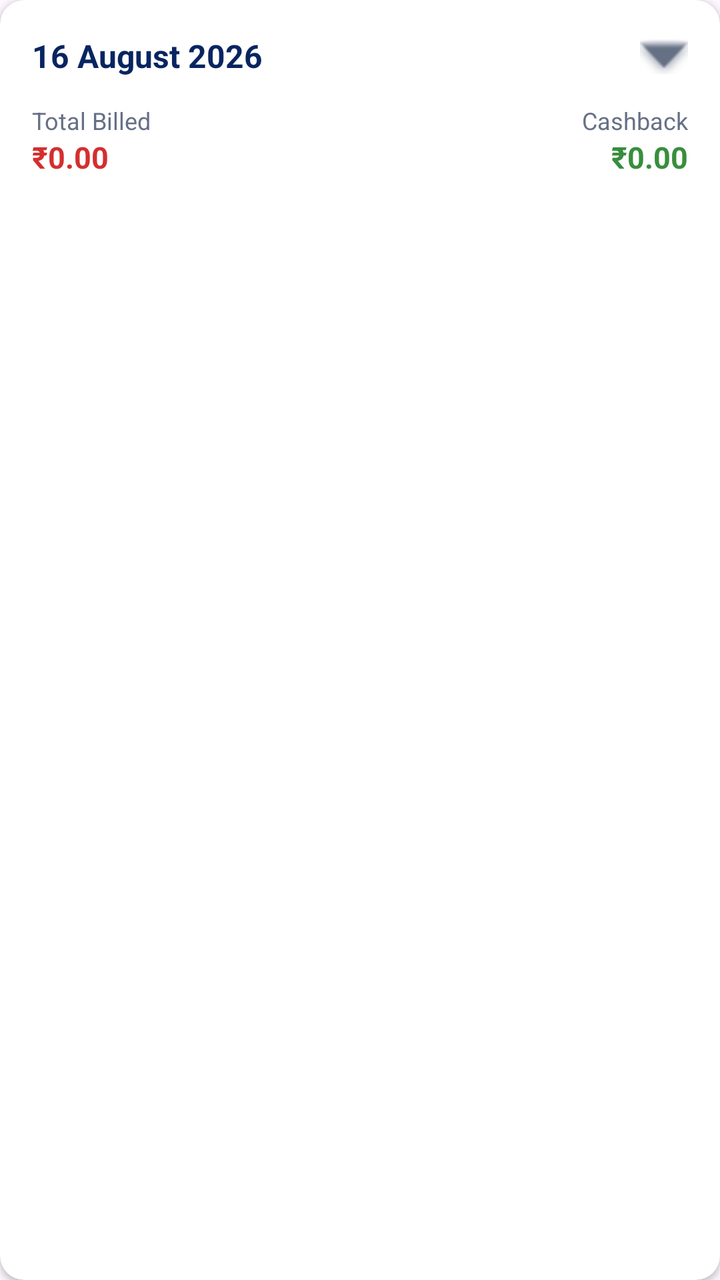
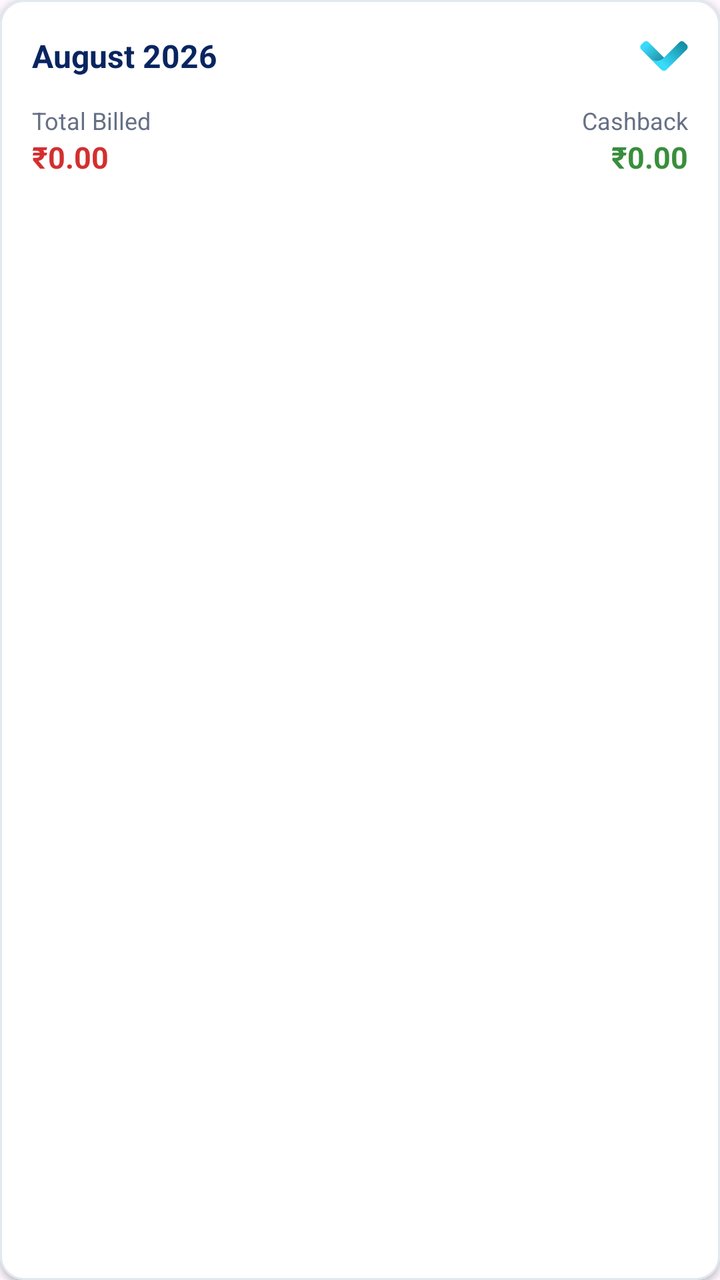

Compare the two renders of this Android layout. The source of the first and the diff that turns it into the second are given below.
<!-- AndroidManifest.xml: application theme Theme.FinTrack -->
<!-- res/layout/item_month_header.xml -->
<?xml version="1.0" encoding="utf-8"?>
<com.google.android.material.card.MaterialCardView xmlns:android="http://schemas.android.com/apk/res/android"
    xmlns:app="http://schemas.android.com/apk/res-auto"
    android:layout_width="match_parent"
    android:layout_height="wrap_content"
    xmlns:tools="http://schemas.android.com/tools"
    android:layout_marginHorizontal="16dp"
    android:layout_marginTop="16dp"
    android:layout_marginBottom="4dp"
    app:cardBackgroundColor="#FFFFFF"
    app:cardCornerRadius="12dp"
    app:cardElevation="2dp"
    app:strokeWidth="0dp">

    <LinearLayout
        android:id="@+id/layoutHeaderClickable"
        android:layout_width="match_parent"
        android:layout_height="wrap_content"
        android:orientation="vertical"
        android:padding="16dp"
        android:background="?attr/selectableItemBackground"
        android:clickable="true"
        android:focusable="true"
        tools:ignore="HardcodedText, ContentDescription">

        
        <RelativeLayout
            android:layout_width="match_parent"
            android:layout_height="wrap_content">

            <TextView
                android:id="@+id/tvMonthHeader"
                android:layout_width="wrap_content"
                android:layout_height="wrap_content"
                android:text="16 August 2026"
                android:textColor="#082561"
                android:textSize="16sp"
                android:textStyle="bold"
                android:layout_centerVertical="true" />

            <ImageView
                android:id="@+id/ivExpandToggle"
                android:layout_width="24dp"
                android:layout_height="24dp"
                android:layout_alignParentEnd="true"
                android:layout_centerVertical="true"
                android:src="@android:drawable/arrow_down_float"
                app:tint="#667085" />
        </RelativeLayout>

        
        <LinearLayout
            android:layout_width="match_parent"
            android:layout_height="wrap_content"
            android:orientation="horizontal"
            android:layout_marginTop="12dp"
            android:baselineAligned="false"
            android:weightSum="2">

            <LinearLayout
                android:layout_width="0dp"
                android:layout_height="wrap_content"
                android:layout_weight="1"
                android:orientation="vertical">

                <TextView
                    android:layout_width="wrap_content"
                    android:layout_height="wrap_content"
                    android:text="Total Billed"
                    android:textColor="#667085"
                    android:textSize="12sp" />

                <TextView
                    android:id="@+id/tvTotalBillAmount"
                    android:layout_width="wrap_content"
                    android:layout_height="wrap_content"
                    android:text="₹0.00"
                    android:textColor="#D32F2F"
                    android:textSize="15sp"
                    android:textStyle="bold" />
            </LinearLayout>

            <LinearLayout
                android:layout_width="0dp"
                android:layout_height="wrap_content"
                android:layout_weight="1"
                android:orientation="vertical"
                android:gravity="end">

                <TextView
                    android:layout_width="wrap_content"
                    android:layout_height="wrap_content"
                    android:text="Cashback"
                    android:textColor="#667085"
                    android:textSize="12sp" />

                <TextView
                    android:id="@+id/tvCashbackAmount"
                    android:layout_width="wrap_content"
                    android:layout_height="wrap_content"
                    android:text="₹0.00"
                    android:textColor="#388E3C"
                    android:textSize="15sp"
                    android:textStyle="bold" />
            </LinearLayout>

        </LinearLayout>
    </LinearLayout>
</com.google.android.material.card.MaterialCardView>
<!-- resources referenced by this layout -->
<resources>
  <style name="Theme.FinTrack" parent="Base.Theme.FinTrack" />
  <style name="Base.Theme.FinTrack" parent="Theme.Material3.Light.NoActionBar">
          
          <item name="colorPrimary">#082561</item>
          <item name="colorSecondary">#1ABCAB</item>
  
          
          <item name="android:windowLightStatusBar">true</item>
          <item name="android:statusBarColor">#FFFFFF</item>
      </style>
</resources>

<!-- the commit's change to res/layout/item_month_header.xml (unified diff, before → after) -->
@@ -1,109 +1,137 @@
 <?xml version="1.0" encoding="utf-8"?>
 <com.google.android.material.card.MaterialCardView xmlns:android="http://schemas.android.com/apk/res/android"
     xmlns:app="http://schemas.android.com/apk/res-auto"
+    xmlns:tools="http://schemas.android.com/tools"
     android:layout_width="match_parent"
     android:layout_height="wrap_content"
-    xmlns:tools="http://schemas.android.com/tools"
-    android:layout_marginHorizontal="16dp"
-    android:layout_marginTop="16dp"
+    android:layout_marginHorizontal="12dp"
+    android:layout_marginTop="12dp"
     android:layout_marginBottom="4dp"
     app:cardBackgroundColor="#FFFFFF"
     app:cardCornerRadius="12dp"
     app:cardElevation="2dp"
-    app:strokeWidth="0dp">
+    app:strokeWidth="1dp"
+    app:strokeColor="#E2E8F0"
+    tools:ignore="HardcodedText, ContentDescription">
 
     <LinearLayout
-        android:id="@+id/layoutHeaderClickable"
         android:layout_width="match_parent"
         android:layout_height="wrap_content"
-        android:orientation="vertical"
-        android:padding="16dp"
-        android:background="?attr/selectableItemBackground"
-        android:clickable="true"
-        android:focusable="true"
-        tools:ignore="HardcodedText, ContentDescription">
-
-        
-        <RelativeLayout
-            android:layout_width="match_parent"
-            android:layout_height="wrap_content">
-
-            <TextView
-                android:id="@+id/tvMonthHeader"
-                android:layout_width="wrap_content"
-                android:layout_height="wrap_content"
-                android:text="16 August 2026"
-                android:textColor="#082561"
-                android:textSize="16sp"
-                android:textStyle="bold"
-                android:layout_centerVertical="true" />
-
-            <ImageView
-                android:id="@+id/ivExpandToggle"
-                android:layout_width="24dp"
-                android:layout_height="24dp"
-                android:layout_alignParentEnd="true"
-                android:layout_centerVertical="true"
-                android:src="@android:drawable/arrow_down_float"
-                app:tint="#667085" />
-        </RelativeLayout>
+        android:orientation="vertical">
 
         
         <LinearLayout
+            android:id="@+id/layoutHeaderClickable"
             android:layout_width="match_parent"
             android:layout_height="wrap_content"
-            android:orientation="horizontal"
-            android:layout_marginTop="12dp"
-            android:baselineAligned="false"
-            android:weightSum="2">
+            android:orientation="vertical"
+            android:padding="16dp"
+            android:background="?attr/selectableItemBackground"
+            android:clickable="true"
+            android:focusable="true">
+
+            <RelativeLayout
+                android:layout_width="match_parent"
+                android:layout_height="wrap_content">
+
+                <TextView
+                    android:id="@+id/tvMonthHeader"
+                    android:layout_width="wrap_content"
+                    android:layout_height="wrap_content"
+                    android:text="August 2026"
+                    android:textColor="#082561"
+                    android:textSize="16sp"
+                    android:textStyle="bold"
+                    android:layout_centerVertical="true" />
+
+                <ImageView
+                    android:id="@+id/ivExpandToggle"
+                    android:layout_width="24dp"
+                    android:layout_height="24dp"
+                    android:layout_alignParentEnd="true"
+                    android:layout_centerVertical="true"
+                    android:src="@drawable/down_arrow"/>
+            </RelativeLayout>
 
             <LinearLayout
-                android:layout_width="0dp"
+                android:layout_width="match_parent"
                 android:layout_height="wrap_content"
-                android:layout_weight="1"
-                android:orientation="vertical">
+                android:orientation="horizontal"
+                android:layout_marginTop="12dp"
+                android:baselineAligned="false"
+                android:weightSum="2">
 
-                <TextView
-                    android:layout_width="wrap_content"
+                <LinearLayout
+                    android:layout_width="0dp"
                     android:layout_height="wrap_content"
-                    android:text="Total Billed"
-                    android:textColor="#667085"
-                    android:textSize="12sp" />
+                    android:layout_weight="1"
+                    android:orientation="vertical">
+                    <TextView
+                        android:layout_width="wrap_content"
+                        android:layout_height="wrap_content"
+                        android:text="Total Billed"
+                        android:textColor="#667085"
+                        android:textSize="12sp" />
+                    <TextView
+                        android:id="@+id/tvTotalBillAmount"
+                        android:layout_width="wrap_content"
+                        android:layout_height="wrap_content"
+                        android:text="₹0.00"
+                        android:textColor="#D32F2F"
+                        android:textSize="15sp"
+                        android:textStyle="bold" />
+                </LinearLayout>
 
-                <TextView
-                    android:id="@+id/tvTotalBillAmount"
-                    android:layout_width="wrap_content"
+                <LinearLayout
+                    android:layout_width="0dp"
                     android:layout_height="wrap_content"
-                    android:text="₹0.00"
-                    android:textColor="#D32F2F"
-                    android:textSize="15sp"
-                    android:textStyle="bold" />
+                    android:layout_weight="1"
+                    android:orientation="vertical"
+                    android:gravity="end">
+                    <TextView
+                        android:layout_width="wrap_content"
+                        android:layout_height="wrap_content"
+                        android:text="Cashback"
+                        android:textColor="#667085"
+                        android:textSize="12sp" />
+                    <TextView
+                        android:id="@+id/tvCashbackAmount"
+                        android:layout_width="wrap_content"
+                        android:layout_height="wrap_content"
+                        android:text="₹0.00"
+                        android:textColor="#388E3C"
+                        android:textSize="15sp"
+                        android:textStyle="bold" />
+                </LinearLayout>
             </LinearLayout>
+        </LinearLayout>
 
+        
+        <View
+            android:id="@+id/viewDivider"
+            android:layout_width="match_parent"
+            android:layout_height="1dp"
+            android:background="#E2E8F0"
+            android:visibility="gone" />
+
+        
+        <com.cluster.fintrack.MaxHeightScrollView
+            android:id="@+id/scrollTransactionsContainer"
+            android:layout_width="match_parent"
+            android:layout_height="wrap_content"
+            android:visibility="gone">
+
+            
             <LinearLayout
-                android:layout_width="0dp"
+                android:id="@+id/layoutTransactionsContainer"
+                android:layout_width="match_parent"
                 android:layout_height="wrap_content"
-                android:layout_weight="1"
                 android:orientation="vertical"
-                android:gravity="end">
+                android:background="#F8FAFC"
+                android:paddingTop="8dp"
+                android:paddingBottom="12dp" />
 
-                <TextView
-                    android:layout_width="wrap_content"
-                    android:layout_height="wrap_content"
-                    android:text="Cashback"
-                    android:textColor="#667085"
-                    android:textSize="12sp" />
+        </com.cluster.fintrack.MaxHeightScrollView>
 
-                <TextView
-                    android:id="@+id/tvCashbackAmount"
-                    android:layout_width="wrap_content"
-                    android:layout_height="wrap_content"
-                    android:text="₹0.00"
-                    android:textColor="#388E3C"
-                    android:textSize="15sp"
-                    android:textStyle="bold" />
-            </LinearLayout>
-
-        </LinearLayout>
     </LinearLayout>
 </com.google.android.material.card.MaterialCardView>
<!-- resource entries referenced after the edit -->
@@ -1,5 +1,51 @@
 <!-- resources referenced by this layout -->
 <resources>
+  <!-- drawable down_arrow (drawable) -->
+  <vector xmlns:android="http://schemas.android.com/apk/res/android"
+      xmlns:aapt="http://schemas.android.com/aapt"
+      android:width="24dp"
+      android:height="24dp"
+      android:viewportWidth="256"
+      android:viewportHeight="256">
+    <path
+        android:pathData="M109,195.82L6.96,93.78c-7.4,-7.4 -7.4,-19.41 0,-26.82l12.28,-12.28c7.4,-7.4 19.41,-7.4 26.82,0L127.86,136.49l0,51.52C127.86,197.85 115.96,202.78 109,195.82z"
+        android:strokeLineJoin="miter"
+        android:strokeWidth="2.81"
+        android:fillType="nonZero"
+        android:strokeColor="#00000000"
+        android:strokeLineCap="butt">
+      <aapt:attr name="android:fillColor">
+        <gradient
+            android:startX="29.82"
+            android:startY="74.58"
+            android:endX="123.06"
+            android:endY="175.2"
+            android:type="linear">
+          <item android:offset="0" android:color="#FF38DBFA"/>
+          <item android:offset="1" android:color="#FF1D8194"/>
+        </gradient>
+      </aapt:attr>
+    </path>
+    <path
+        android:pathData="M141.67,200.86l107.08,-107.08c7.4,-7.4 7.4,-19.41 0,-26.82l-12.28,-12.28c-7.4,-7.4 -19.41,-7.4 -26.82,0L127.86,136.49c-16.4,16.4 -49.97,28.21 -74.93,3.25l61.12,61.12C121.67,208.49 134.04,208.49 141.67,200.86z"
+        android:strokeLineJoin="miter"
+        android:strokeWidth="2.81"
+        android:fillType="nonZero"
+        android:strokeColor="#00000000"
+        android:strokeLineCap="butt">
+      <aapt:attr name="android:fillColor">
+        <gradient
+            android:startX="110.98"
+            android:startY="158.01"
+            android:endX="210.47"
+            android:endY="55.05"
+            android:type="linear">
+          <item android:offset="0" android:color="#FF38DBFA"/>
+          <item android:offset="1" android:color="#FF1691A8"/>
+        </gradient>
+      </aapt:attr>
+    </path>
+  </vector>
   <style name="Theme.FinTrack" parent="Base.Theme.FinTrack" />
   <style name="Base.Theme.FinTrack" parent="Theme.Material3.Light.NoActionBar">
           
